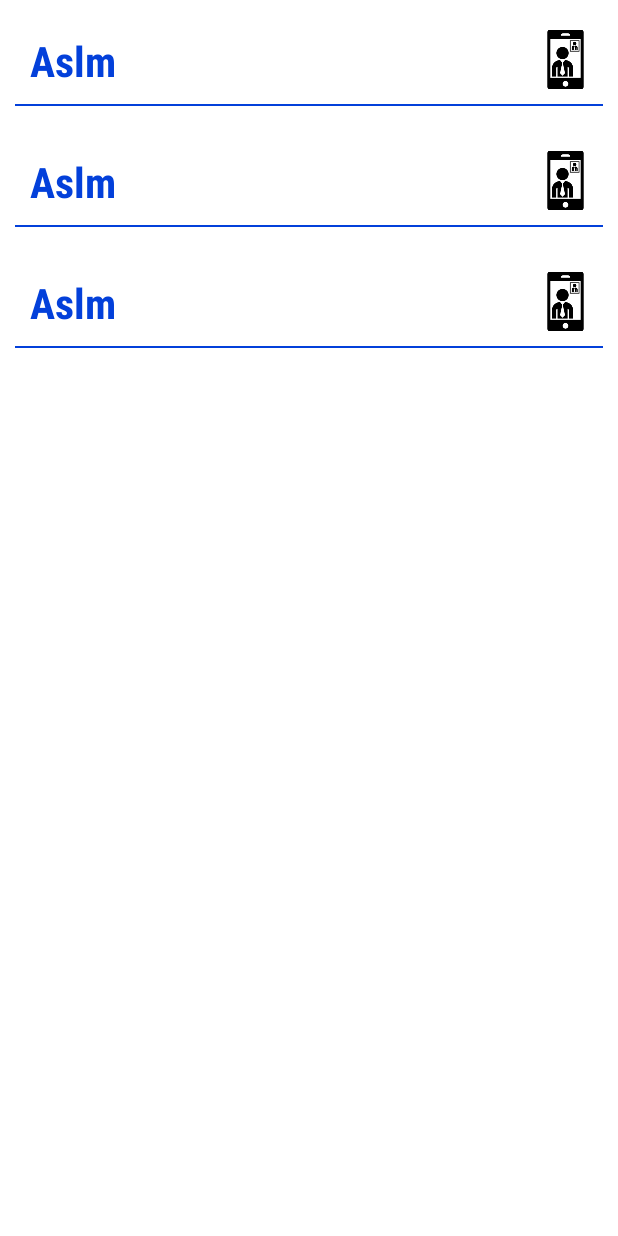
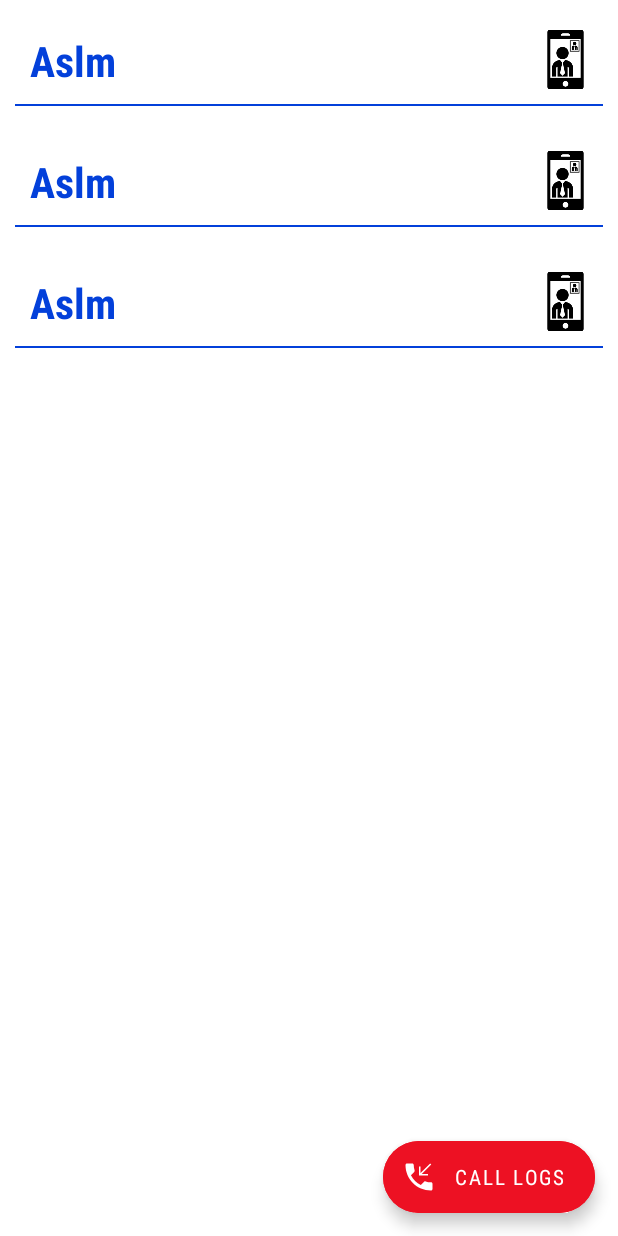
Before and after one commit to Aslmmon/VidoCallSample, an Android app: the layout activity_home.xml on its own in the app's theme, with its tools: preview values and no code run, on a phone screen of 412 x 824 dp. Run offline under Robolectric (Android 15) with nearby library versions, the phone set to English and light mode, and no system bars.

Commit message:
* added Call Logs in another Fragment

```diff
--- a/app/src/main/AndroidManifest.xml
+++ b/app/src/main/AndroidManifest.xml
@@ -19,7 +19,7 @@
         <activity android:name=".callscreen.CallActivity" />
         <activity android:name=".login.SignUpActivity" />
         <activity android:name=".callscreen.HomeActivity" />
-        <activity android:name=".login.MainActivity">
+        <activity android:name=".login.SignInActivity">
             <intent-filter>
                 <action android:name="android.intent.action.MAIN" />
 
--- a/app/src/main/java/com/example/sinchdemo/callscreen/CallActivity.kt
+++ b/app/src/main/java/com/example/sinchdemo/callscreen/CallActivity.kt
@@ -304,8 +304,8 @@ class CallActivity : BaseActivity() {
             userRecieveing = mCallerName?.text.toString(),
             duration = getDuration(durationSeconds, durationMinutes)
         )
-        Toast.makeText(this, "Your call lasts for ${getDuration(durationSeconds, durationMinutes)}", Toast.LENGTH_LONG)
-            .show()
+//        Toast.makeText(this, "Your call lasts for ${getDuration(durationSeconds, durationMinutes)}", Toast.LENGTH_LONG)
+//            .show()
 
         /**
          * user calling , user Recieveing
--- a/app/src/main/java/com/example/sinchdemo/callscreen/adapter/CallLogsRecyclerAdapter.kt
+++ b/app/src/main/java/com/example/sinchdemo/callscreen/adapter/CallLogsRecyclerAdapter.kt
@@ -19,14 +19,15 @@ class CallLogsRecyclerAdapter(private val interaction: Interaction? = null) :
             oldItem: VidoeChatDetails,
             newItem: VidoeChatDetails
         ): Boolean {
-            TODO("not implemented")
+            return oldItem == newItem
         }
 
         override fun areContentsTheSame(
             oldItem: VidoeChatDetails,
             newItem: VidoeChatDetails
         ): Boolean {
-            TODO("not implemented")
+            return oldItem == newItem
+
         }
 
     }
--- /dev/null
+++ b/app/src/main/res/drawable/ic_call.xml
@@ -0,0 +1,5 @@
+<vector android:height="24dp" android:tint="#FAFAFA"
+    android:viewportHeight="24" android:viewportWidth="24"
+    android:width="24dp" xmlns:android="http://schemas.android.com/apk/res/android">
+    <path android:fillColor="@android:color/white" android:pathData="M6.62,10.79c1.44,2.83 3.76,5.14 6.59,6.59l2.2,-2.2c0.27,-0.27 0.67,-0.36 1.02,-0.24 1.12,0.37 2.33,0.57 3.57,0.57 0.55,0 1,0.45 1,1L21,20c0,0.55 -0.45,1 -1,1 -9.39,0 -17,-7.61 -17,-17 0,-0.55 0.45,-1 1,-1h3.5c0.55,0 1,0.45 1,1 0,1.25 0.2,2.45 0.57,3.57 0.11,0.35 0.03,0.74 -0.25,1.02l-2.2,2.2zM20.16,3.69l-0.71,-0.7L13,9.29L13,5h-1v6h6v-1h-4.15z"/>
+</vector>
--- a/app/src/main/res/layout/activity_home.xml
+++ b/app/src/main/res/layout/activity_home.xml
@@ -18,53 +18,23 @@
         tools:itemCount="3"
         tools:listitem="@layout/user_item" />
 
-<!--        <com.google.android.material.floatingactionbutton.ExtendedFloatingActionButton-->
-<!--            android:layout_width="wrap_content"-->
-<!--            android:layout_height="wrap_content"-->
-<!--            android:text="End Call"-->
-<!--            android:textSize="14sp"-->
-<!--            android:id="@+id/btn_end_call"-->
-<!--            app:layout_constraintEnd_toStartOf="@id/btn_mute_call"-->
-<!--            android:layout_margin="5dp"-->
-<!--            android:textColor="@color/white"-->
-<!--            android:backgroundTint="@color/colorPrimary"-->
-<!--            app:layout_constraintStart_toStartOf="parent"-->
-<!--            app:layout_constraintBottom_toBottomOf="parent"-->
-<!--            />-->
+        <com.google.android.material.floatingactionbutton.ExtendedFloatingActionButton
+            android:layout_width="wrap_content"
+            android:layout_height="wrap_content"
+            android:text="Call Logs"
+            app:icon="@drawable/ic_call"
+            app:iconTint="@color/white"
+            android:textSize="14sp"
+            android:id="@+id/btn_call_logs"
+            app:layout_constraintEnd_toEndOf="parent"
+            android:layout_margin="15dp"
+            android:textColor="@color/white"
+            android:backgroundTint="@color/colorPrimary"
+            app:layout_constraintBottom_toBottomOf="parent"
+            />
 
-<!--        <com.google.android.material.floatingactionbutton.ExtendedFloatingActionButton-->
-<!--            android:layout_width="wrap_content"-->
-<!--            android:layout_height="wrap_content"-->
-<!--            android:text="Mute Call"-->
-<!--            android:textSize="14sp"-->
-<!--            app:layout_constraintStart_toEndOf="@id/btn_end_call"-->
-<!--            android:id="@+id/btn_mute_call"-->
-<!--            android:layout_margin="5dp"-->
-<!--            android:textColor="@color/white"-->
-<!--            android:backgroundTint="@color/colorPrimary"-->
-<!--            app:layout_constraintEnd_toEndOf="parent"-->
-<!--            app:layout_constraintBottom_toBottomOf="parent"-->
-<!--            />-->
 
-<!--    <TextView-->
-<!--        android:layout_width="wrap_content"-->
-<!--        android:layout_height="wrap_content"-->
-<!--        android:text="Call Logs"-->
-<!--        android:id="@+id/tv_call_logs"-->
-<!--        android:textSize="24sp"-->
-<!--        app:layout_constraintStart_toStartOf="parent"-->
-<!--        app:layout_constraintTop_toTopOf="parent"-->
-<!--        />-->
 
-<!--    <androidx.recyclerview.widget.RecyclerView-->
-<!--        android:layout_width="0dp"-->
-<!--        android:id="@+id/call_logs_recyclr"-->
-<!--        android:layout_height="wrap_content"-->
-<!--        app:layoutManager="androidx.recyclerview.widget.LinearLayoutManager"-->
-<!--        app:layout_constraintStart_toStartOf="@id/tv_call_logs"-->
-<!--        app:layout_constraintTop_toBottomOf="@id/tv_call_logs"-->
-<!--        app:layout_constraintEnd_toEndOf="parent"-->
-<!--        />-->
 
 
 </androidx.constraintlayout.widget.ConstraintLayout>
--- a/app/src/main/res/layout/activity_main.xml
+++ b/app/src/main/res/layout/activity_main.xml
@@ -5,7 +5,7 @@
     android:layout_width="match_parent"
     android:layout_height="match_parent"
     android:layout_margin="20dp"
-    tools:context=".login.MainActivity">
+    tools:context=".login.SignInActivity">
 
     <com.google.android.material.textfield.TextInputLayout
         android:layout_width="0dp"
```
Also changed, not shown: app/src/main/java/com/example/sinchdemo/callscreen/HomeActivity.kt (+8 -41 lines), app/src/main/java/com/example/sinchdemo/login/CallLogs.kt (added, +78 -0 lines), app/src/main/java/com/example/sinchdemo/login/SignInActivity.kt (renamed from app/src/main/java/com/example/sinchdemo/login/MainActivity.kt, +8 -11 lines), app/src/main/res/layout/call_logs.xml (added, +57 -0 lines).
